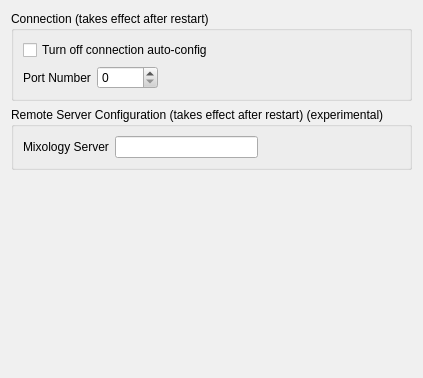
Qt form MixologistGui/gui/Preferences/ServerDialog.ui (rebeccaskinner/The-Mixologist) before a commit.
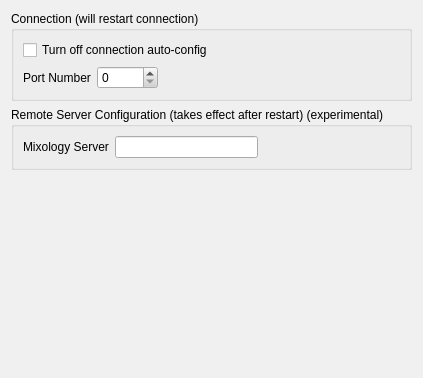
The same form after that commit.

Commit message: Improvement: Can now change connection settings without restarting, will automatically restart connection configuration

Diff of the .ui file:
```diff
--- a/MixologistGui/gui/Preferences/ServerDialog.ui
+++ b/MixologistGui/gui/Preferences/ServerDialog.ui
@@ -498,7 +498,7 @@
       </sizepolicy>
      </property>
      <property name="title">
-      <string>Connection (takes effect after restart)</string>
+      <string>Connection (will restart connection)</string>
      </property>
      <layout class="QVBoxLayout" name="verticalLayout">
       <item>
```
The commit also changes 8 other files.
